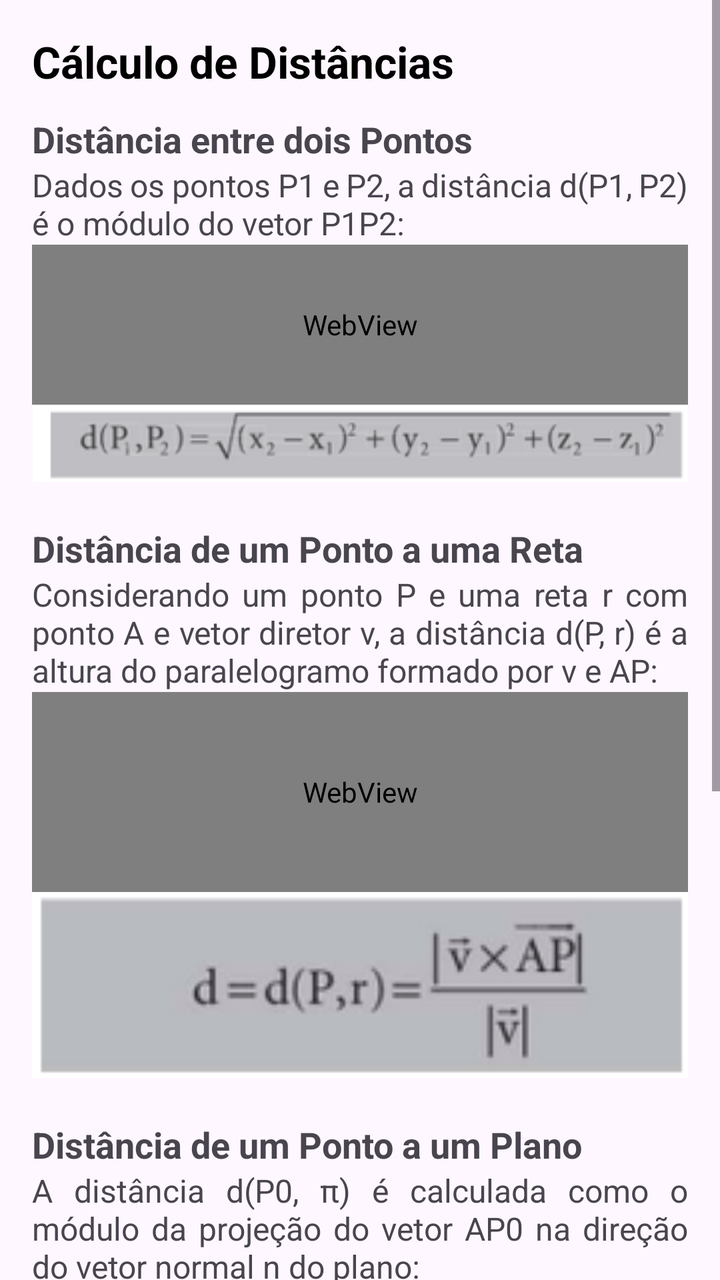
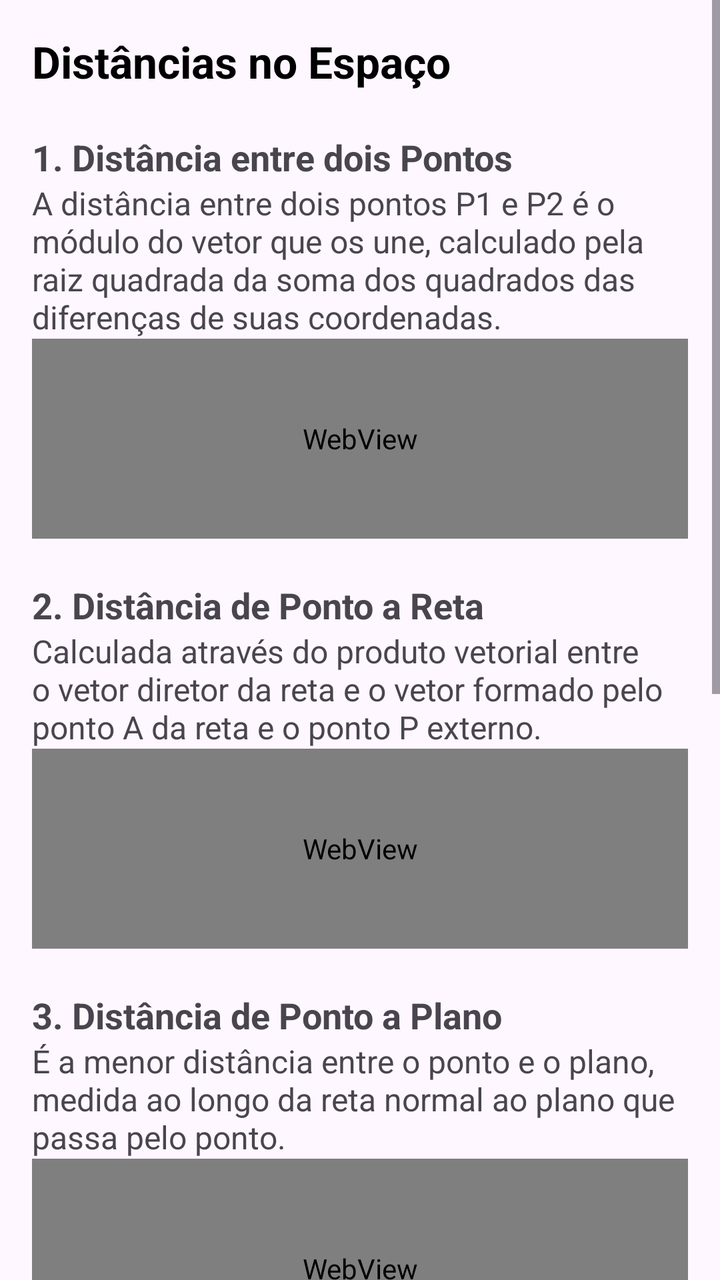

Screens rendered from an Android XML layout before and after an edit, with the pre-edit source and the edit as a unified diff.
<!-- AndroidManifest.xml: application theme Theme.MatrixLab -->
<!-- res/layout/fragment_vetorial24.xml -->
<?xml version="1.0" encoding="utf-8"?>
<ScrollView xmlns:android="http://schemas.android.com/apk/res/android"
    xmlns:tools="http://schemas.android.com/tools"
    android:id="@+id/scroll"
    android:layout_width="match_parent"
    android:layout_height="match_parent"
    android:fillViewport="true"
    tools:context=".ui.reflow.Vetorial24">

    <LinearLayout
        android:layout_width="match_parent"
        android:layout_height="match_parent"
        android:orientation="vertical"
        android:padding="16dp">

        <TextView
            android:layout_width="match_parent"
            android:layout_height="wrap_content"
            android:text="Cálculo de Distâncias"
            android:textSize="22sp"
            android:textStyle="bold"
            android:textColor="@android:color/black"
            android:paddingBottom="12dp" />

        <TextView
            android:layout_width="match_parent"
            android:layout_height="wrap_content"
            android:text="Distância entre dois Pontos"
            android:textSize="18sp"
            android:textStyle="bold" />

        <TextView
            android:layout_width="match_parent"
            android:layout_height="wrap_content"
            android:textSize="16sp"
            android:justificationMode="inter_word"
            android:text="Dados os pontos P1 e P2, a distância d(P1, P2) é o módulo do vetor P1P2:" />

        <WebView
            android:id="@+id/math_dist_pontos"
            android:layout_width="match_parent"
            android:layout_height="80dp" />

        <ImageView
            android:layout_width="match_parent"
            android:layout_height="wrap_content"
            android:adjustViewBounds="true"
            android:src="@drawable/unidade2_16" />

        <TextView
            android:layout_width="match_parent"
            android:layout_height="wrap_content"
            android:text="\nDistância de um Ponto a uma Reta"
            android:textSize="18sp"
            android:textStyle="bold" />

        <TextView
            android:layout_width="match_parent"
            android:layout_height="wrap_content"
            android:textSize="16sp"
            android:justificationMode="inter_word"
            android:text="Considerando um ponto P e uma reta r com ponto A e vetor diretor v, a distância d(P, r) é a altura do paralelogramo formado por v e AP:" />

        <WebView
            android:id="@+id/math_dist_ponto_reta"
            android:layout_width="match_parent"
            android:layout_height="100dp" />

        <ImageView
            android:layout_width="match_parent"
            android:layout_height="wrap_content"
            android:adjustViewBounds="true"
            android:src="@drawable/unidade2_17" />

        <TextView
            android:layout_width="match_parent"
            android:layout_height="wrap_content"
            android:text="\nDistância de um Ponto a um Plano"
            android:textSize="18sp"
            android:textStyle="bold" />

        <TextView
            android:layout_width="match_parent"
            android:layout_height="wrap_content"
            android:textSize="16sp"
            android:justificationMode="inter_word"
            android:text="A distância d(P0, π) é calculada como o módulo da projeção do vetor AP0 na direção do vetor normal n do plano:" />

        <WebView
            android:id="@+id/math_dist_ponto_plano"
            android:layout_width="match_parent"
            android:layout_height="100dp" />

        <ImageView
            android:layout_width="match_parent"
            android:layout_height="wrap_content"
            android:adjustViewBounds="true"
            android:src="@drawable/unidade2_18"/>

        <ImageView
            android:layout_width="match_parent"
            android:layout_height="wrap_content"
            android:adjustViewBounds="true"
            android:layout_marginTop="16dp"
            android:src="@drawable/unidade2_20"/>

        <View
            android:layout_width="match_parent"
            android:layout_height="80dp" />

    </LinearLayout>
</ScrollView>
<!-- resources referenced by this layout -->
<resources>
  <!-- drawable unidade2_16: png bitmap (drawable, 9377 bytes) -->
  <!-- drawable unidade2_17: png bitmap (drawable, 7835 bytes) -->
  <!-- drawable unidade2_18: png bitmap (drawable, 12283 bytes) -->
  <!-- drawable unidade2_20: png bitmap (drawable, 13081 bytes) -->
  <style name="Theme.MatrixLab" parent="Theme.Material3.Light.NoActionBar">
          
          <item name="colorPrimary">@color/purple_500</item>
          <item name="colorPrimaryVariant">@color/purple_700</item>
          <item name="colorOnPrimary">@color/white</item>
          <item name="colorSecondary">@color/teal_200</item>
          <item name="colorSecondaryVariant">@color/teal_700</item>
          <item name="colorOnSecondary">@color/black</item>
          <item name="android:statusBarColor">?attr/colorPrimaryVariant</item>
      </style>
  <color name="purple_500">#FF6200EE</color>
  <color name="purple_700">#FF3700B3</color>
  <color name="white">#FFFFFFFF</color>
  <color name="teal_200">#FF03DAC5</color>
  <color name="teal_700">#FF018786</color>
  <color name="black">#FF000000</color>
</resources>

<!-- the commit's change to res/layout/fragment_vetorial24.xml (unified diff, before → after) -->
@@ -1,112 +1,90 @@
 <?xml version="1.0" encoding="utf-8"?>
 <ScrollView xmlns:android="http://schemas.android.com/apk/res/android"
-    xmlns:tools="http://schemas.android.com/tools"
-    android:id="@+id/scroll"
     android:layout_width="match_parent"
     android:layout_height="match_parent"
-    android:fillViewport="true"
-    tools:context=".ui.reflow.Vetorial24">
+    android:fillViewport="true">
 
     <LinearLayout
         android:layout_width="match_parent"
-        android:layout_height="match_parent"
+        android:layout_height="wrap_content"
         android:orientation="vertical"
         android:padding="16dp">
 
         <TextView
             android:layout_width="match_parent"
             android:layout_height="wrap_content"
-            android:text="Cálculo de Distâncias"
+            android:text="Distâncias no Espaço"
             android:textSize="22sp"
             android:textStyle="bold"
-            android:textColor="@android:color/black"
-            android:paddingBottom="12dp" />
+            android:textColor="@android:color/black" />
 
         <TextView
             android:layout_width="match_parent"
             android:layout_height="wrap_content"
-            android:text="Distância entre dois Pontos"
+            android:text="\n1. Distância entre dois Pontos"
             android:textSize="18sp"
             android:textStyle="bold" />
 
         <TextView
             android:layout_width="match_parent"
             android:layout_height="wrap_content"
-            android:textSize="16sp"
-            android:justificationMode="inter_word"
-            android:text="Dados os pontos P1 e P2, a distância d(P1, P2) é o módulo do vetor P1P2:" />
+            android:text="A distância entre dois pontos P1 e P2 é o módulo do vetor que os une, calculado pela raiz quadrada da soma dos quadrados das diferenças de suas coordenadas."
+            android:textSize="16sp" />
 
         <WebView
             android:id="@+id/math_dist_pontos"
             android:layout_width="match_parent"
-            android:layout_height="80dp" />
-
-        <ImageView
-            android:layout_width="match_parent"
-            android:layout_height="wrap_content"
-            android:adjustViewBounds="true"
-            android:src="@drawable/unidade2_16" />
+            android:layout_height="100dp" />
 
         <TextView
             android:layout_width="match_parent"
             android:layout_height="wrap_content"
-            android:text="\nDistância de um Ponto a uma Reta"
+            android:text="\n2. Distância de Ponto a Reta"
             android:textSize="18sp"
             android:textStyle="bold" />
 
         <TextView
             android:layout_width="match_parent"
             android:layout_height="wrap_content"
-            android:textSize="16sp"
-            android:justificationMode="inter_word"
-            android:text="Considerando um ponto P e uma reta r com ponto A e vetor diretor v, a distância d(P, r) é a altura do paralelogramo formado por v e AP:" />
+            android:text="Calculada através do produto vetorial entre o vetor diretor da reta e o vetor formado pelo ponto A da reta e o ponto P externo."
+            android:textSize="16sp" />
 
         <WebView
             android:id="@+id/math_dist_ponto_reta"
             android:layout_width="match_parent"
             android:layout_height="100dp" />
 
-        <ImageView
-            android:layout_width="match_parent"
-            android:layout_height="wrap_content"
-            android:adjustViewBounds="true"
-            android:src="@drawable/unidade2_17" />
-
         <TextView
             android:layout_width="match_parent"
             android:layout_height="wrap_content"
-            android:text="\nDistância de um Ponto a um Plano"
+            android:text="\n3. Distância de Ponto a Plano"
             android:textSize="18sp"
             android:textStyle="bold" />
 
         <TextView
             android:layout_width="match_parent"
             android:layout_height="wrap_content"
-            android:textSize="16sp"
-            android:justificationMode="inter_word"
-            android:text="A distância d(P0, π) é calculada como o módulo da projeção do vetor AP0 na direção do vetor normal n do plano:" />
+            android:text="É a menor distância entre o ponto e o plano, medida ao longo da reta normal ao plano que passa pelo ponto."
+            android:textSize="16sp" />
 
         <WebView
             android:id="@+id/math_dist_ponto_plano"
             android:layout_width="match_parent"
-            android:layout_height="100dp" />
+            android:layout_height="110dp" />
 
-        <ImageView
+        <TextView
             android:layout_width="match_parent"
             android:layout_height="wrap_content"
-            android:adjustViewBounds="true"
-            android:src="@drawable/unidade2_18"/>
+            android:text="\nExemplos Práticos Resolvidos"
+            android:textSize="18sp"
+            android:textStyle="bold"
+            android:textColor="#1A73E8" />
 
-        <ImageView
+        <WebView
+            android:id="@+id/math_ex_dist_completo"
             android:layout_width="match_parent"
-            android:layout_height="wrap_content"
-            android:adjustViewBounds="true"
-            android:layout_marginTop="16dp"
-            android:src="@drawable/unidade2_20"/>
+            android:layout_height="350dp" />
 
-        <View
-            android:layout_width="match_parent"
-            android:layout_height="80dp" />
-
+        <View android:layout_width="match_parent" android:layout_height="80dp" />
     </LinearLayout>
 </ScrollView>
<!-- resource entries referenced after the edit -->
@@ -1,9 +1,5 @@
 <!-- resources referenced by this layout -->
 <resources>
-  <!-- drawable unidade2_16: png bitmap (drawable, 9377 bytes) -->
-  <!-- drawable unidade2_17: png bitmap (drawable, 7835 bytes) -->
-  <!-- drawable unidade2_18: png bitmap (drawable, 12283 bytes) -->
-  <!-- drawable unidade2_20: png bitmap (drawable, 13081 bytes) -->
   <style name="Theme.MatrixLab" parent="Theme.Material3.Light.NoActionBar">
           
           <item name="colorPrimary">@color/purple_500</item>
